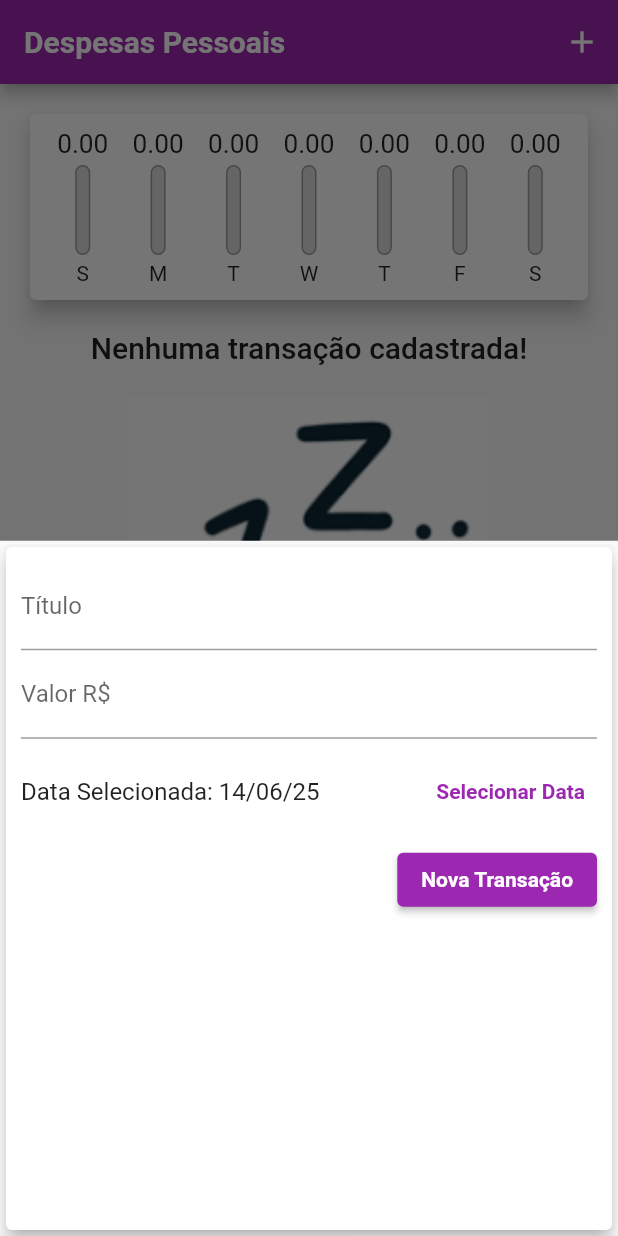
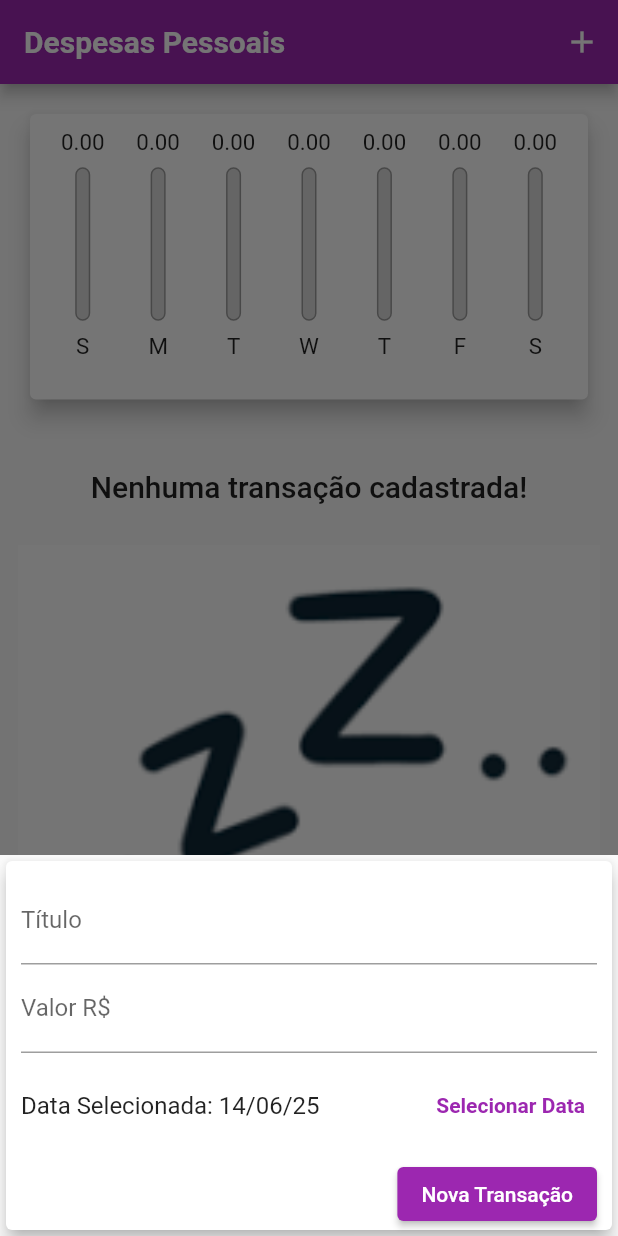
Before and after one commit to andre-r-magalhaes/udemy-flutter-expenses, a Flutter app: the screen it shows after launch, after a tap on the "add" icon, on a phone screen of 412 x 824 dp. Run offline on Flutter 3.47's test engine with Material 2 defaults, Android fonts, the phone set to English and light mode, and no system bars; Roboto replaces fonts that are missing (OpenSans).

Commit message:
quinto módulo

```diff
--- /dev/null
+++ b/lib/components/adaptative_button.dart
@@ -0,0 +1,32 @@
+import 'dart:io';
+
+import 'package:flutter/cupertino.dart';
+import 'package:flutter/material.dart';
+
+class AdaptativeButton extends StatelessWidget {
+  final String label;
+  final Function() onPressed;
+
+  const AdaptativeButton({
+    Key? key,
+    required this.label,
+    required this.onPressed,
+  }) : super(key: key);
+
+  @override
+  Widget build(BuildContext context) {
+    return Platform.isIOS
+        ? CupertinoButton(
+            child: Text(label),
+            onPressed: onPressed,
+          )
+        : ElevatedButton(
+            style: ElevatedButton.styleFrom(
+              foregroundColor: Theme.of(context).colorScheme.onPrimary,
+              backgroundColor: Theme.of(context).colorScheme.primary,
+            ),
+            child: Text(label),
+            onPressed: onPressed,
+          );
+  }
+}
--- a/lib/components/chart.dart
+++ b/lib/components/chart.dart
@@ -37,6 +37,8 @@ class Chart extends StatelessWidget {
 
   @override
   Widget build(BuildContext context) {
+    final availableHeight = MediaQuery.of(context).size.height * 0.3;
+
     return Card(
       elevation: 6,
       margin: EdgeInsets.all(20),
--- a/lib/components/chart_bar.dart
+++ b/lib/components/chart_bar.dart
@@ -14,18 +14,21 @@ class ChartBar extends StatelessWidget {
 
   @override
   Widget build(BuildContext context) {
-    return Column(children: <Widget>[
+    return LayoutBuilder(
+      builder: (ctx, constraints) {
+        return Column(
+          children: <Widget>[
             Container(
-        height: 20,
+              height: constraints.maxHeight * 0.10,
               child: FittedBox(
                 child: Text(spendingAmount.toStringAsFixed(2)),
               ),
             ),
             SizedBox(
-        height: 4,
+              height: constraints.maxHeight * 0.05,
             ),
             Container(
-        height: 60,
+              height: constraints.maxHeight * 0.6,
               width: 10,
               child: Stack(
                 alignment: Alignment.bottomCenter,
@@ -53,9 +56,15 @@ class ChartBar extends StatelessWidget {
               ),
             ),
             SizedBox(
-        height: 4,
+              height: constraints.maxHeight * 0.05,
             ),
-      Text(label),
-    ]);
+            Container(
+              height: constraints.maxHeight * 0.10,
+              child: FittedBox(child: Text(label)),
+            ),
+          ],
+        );
+      },
+    );
   }
 }
--- a/lib/components/transaction_form.dart
+++ b/lib/components/transaction_form.dart
@@ -1,3 +1,6 @@
+import 'dart:collection';
+
+import 'package:expenses/components/adaptative_button.dart';
 import 'package:flutter/material.dart';
 import 'package:intl/intl.dart';
 
@@ -45,10 +48,16 @@ class _TransactionFormState extends State<TransactionForm> {
 
   @override
   Widget build(BuildContext context) {
-    return Card(
+    return SingleChildScrollView(
+      child: Card(
         elevation: 5,
         child: Padding(
-        padding: const EdgeInsets.all(10),
+          padding: EdgeInsets.only(
+            left: 10,
+            right: 10,
+            top: 10,
+            bottom: MediaQuery.of(context).viewInsets.bottom,
+          ),
           child: Column(
             children: <Widget>[
               TextField(
@@ -99,24 +108,14 @@ class _TransactionFormState extends State<TransactionForm> {
               Row(
                 mainAxisAlignment: MainAxisAlignment.end,
                 children: [
-                ElevatedButton(
-                  style: ElevatedButton.styleFrom(
-                    foregroundColor: Colors.white,
-                    backgroundColor: Theme.of(context).primaryColor,
-                    textStyle: TextStyle(
-                      fontWeight: FontWeight.bold,
-                    ),
-                  ),
-                  onPressed: _submitForm,
-                  child: Text(
-                    'Nova Transação',
-                  ),
-                ),
+                  AdaptativeButton(
+                      label: "Nova Transação", onPressed: _submitForm)
                 ],
               )
             ],
           ),
         ),
+      ),
     );
   }
 }
--- a/lib/components/transaction_list.dart
+++ b/lib/components/transaction_list.dart
@@ -10,25 +10,26 @@ class TransactionList extends StatelessWidget {
 
   @override
   Widget build(BuildContext context) {
-    return Container(
-      height: 430,
-      child: transactions.isEmpty
-          ? Column(
+    return transactions.isEmpty
+        ? LayoutBuilder(builder: (ctx, constraints) {
+            return Column(
               children: <Widget>[
+                SizedBox(height: constraints.maxHeight * 0.05),
                 Text(
                   'Nenhuma transação cadastrada!',
                   style: Theme.of(context).textTheme.titleLarge,
                 ),
-                SizedBox(height: 20.0),
+                SizedBox(height: constraints.maxHeight * 0.05),
                 Container(
-                  height: 200,
+                  height: constraints.maxHeight * 0.6,
                   child: Image.asset(
                     'assets/images/waiting.png',
                     fit: BoxFit.cover,
                   ),
                 )
               ],
-            )
+            );
+          })
         : ListView.builder(
             itemCount: transactions.length,
             itemBuilder: (ctx, index) {
@@ -59,52 +60,24 @@ class TransactionList extends StatelessWidget {
                   subtitle: Text(
                     DateFormat('d MMM y').format(tr.date),
                   ),
-                    trailing: IconButton(
+                  trailing: MediaQuery.of(context).size.width > 480
+                      ? TextButton.icon(
+                          icon: Icon(Icons.delete,
+                              color: Theme.of(context).colorScheme.error),
+                          label: Text(
+                            'Excluir',
+                            style: TextStyle(
+                                color: Theme.of(context).colorScheme.error),
+                          ),
+                          onPressed: () => onRemove(tr.id),
+                        )
+                      : IconButton(
                           icon: Icon(Icons.delete),
-                      color: Theme.of(context).errorColor,
+                          color: Theme.of(context).colorScheme.error,
                           onPressed: () => onRemove(tr.id),
                         ),
                 ),
               );
-                /* return Card(
-                  child: Row(
-                    children: <Widget>[
-                      Container(
-                        margin:
-                            EdgeInsets.symmetric(horizontal: 15, vertical: 10),
-                        decoration: BoxDecoration(
-                          border: Border.all(
-                            color: Theme.of(context).primaryColor,
-                            width: 2,
-                          ),
-                        ),
-                        padding: EdgeInsets.all(10),
-                        child: Text(
-                          'R\$ ${tr.value.toStringAsFixed(2)}',
-                          style: TextStyle(
-                              fontWeight: FontWeight.bold,
-                              fontSize: 20,
-                              color: Theme.of(context).primaryColor),
-                        ),
-                      ),
-                      Column(
-                        crossAxisAlignment: CrossAxisAlignment.start,
-                        children: <Widget>[
-                          Text(
-                            tr.title,
-                            style: Theme.of(context).textTheme.titleLarge,
-                          ),
-                          Text(
-                            style: TextStyle(color: Colors.grey),
-                            DateFormat('d MMM y').format(tr.date),
-                          )
-                        ],
-                      )
-                    ],
-                  ),
-                ); */
-              },
-            ),
-    );
+            });
   }
 }
--- a/lib/main.dart
+++ b/lib/main.dart
@@ -1,9 +1,12 @@
+import 'dart:io';
 import 'dart:math';
 
 import 'package:expenses/components/transaction_form.dart';
 import 'package:expenses/components/transaction_list.dart';
 import 'package:expenses/models/transaction.dart';
+import 'package:flutter/cupertino.dart';
 import 'package:flutter/material.dart';
+import 'package:flutter/services.dart';
 
 import 'components/chart.dart';
 
@@ -14,6 +17,12 @@ class ExpensesApp extends StatelessWidget {
 
   @override
   Widget build(BuildContext context) {
+    SystemChrome.setPreferredOrientations([
+      DeviceOrientation.portraitUp,
+      DeviceOrientation.portraitDown,
+      DeviceOrientation.landscapeLeft,
+      DeviceOrientation.landscapeRight,
+    ]);
     return MaterialApp(
       home: MyHomePage(),
       theme: ThemeData(
@@ -57,33 +66,8 @@ class MyHomePage extends StatefulWidget {
 }
 
 class _MyHomePageState extends State<MyHomePage> {
-  final List<Transaction> _transactions = [
-    /* Transaction(
-        id: 't1',
-        title: 'Novo Tênis de corrida',
-        value: 310.76,
-        date: DateTime.now().subtract(Duration(days: 3))),
-    Transaction(
-        id: 't2',
-        title: 'Cartão',
-        value: 1500.00,
-        date: DateTime.now().subtract(Duration(days: 2))),
-    Transaction(
-        id: 't3',
-        title: 'Conta de luz',
-        value: 211.30,
-        date: DateTime.now().subtract(Duration(days: 1))),
-    Transaction(
-        id: 't4',
-        title: 'Água',
-        value: 120.19,
-        date: DateTime.now().subtract(Duration(days: 0))),
-    Transaction(
-        id: 't5',
-        title: 'Gás',
-        value: 80.00,
-        date:  DateTime.now().subtract(Duration(days: 4))),*/
-  ];
+  final List<Transaction> _transactions = [];
+  bool _showChart = false;
 
   List<Transaction> get _recentTransactions {
     return _transactions.where((tr) {
@@ -124,32 +108,85 @@ class _MyHomePageState extends State<MyHomePage> {
         });
   }
 
+  Widget _getIconButton(IconData icon, Function() fn) {
+    return Platform.isIOS
+        ? GestureDetector(onTap: fn, child: Icon(icon))
+        : IconButton(icon: Icon(icon), onPressed: fn);
+  }
+
   @override
   Widget build(BuildContext context) {
-    return Scaffold(
-      appBar: AppBar(
+    final mediaQuery = MediaQuery.of(context);
+    bool _isLandscape = mediaQuery.orientation == Orientation.landscape;
+
+    final actions = <Widget>[
+      if (_isLandscape)
+        _getIconButton(
+          _showChart ? Icons.list : Icons.show_chart,
+          () {
+            setState(() {
+              _showChart = !_showChart;
+            });
+          },
+        ),
+      _getIconButton(
+        Icons.add,
+        () => _openTransactionFormModal(context),
+      ),
+    ];
+
+    final appBar = AppBar(
       title: Text('Despesas Pessoais'),
-        actions: [
-          IconButton(
-            onPressed: () => _openTransactionFormModal(context),
-            icon: Icon(Icons.add),
+      titleTextStyle: TextStyle(
+        fontFamily: 'OpenSans',
+        fontSize: 20.0 * mediaQuery.textScaleFactor,
+        fontWeight: FontWeight.w700,
       ),
-        ],
-      ),
-      body: SingleChildScrollView(
+      actions: actions,
+    );
+    final availableHeight = mediaQuery.size.height -
+        appBar.preferredSize.height -
+        mediaQuery.padding.top;
+
+    final bodyPage = SingleChildScrollView(
       child: Column(
         crossAxisAlignment: CrossAxisAlignment.stretch,
         children: <Widget>[
-            Chart(recentTransactions: _recentTransactions),
-            TransactionList(_transactions, _deleteTransaction),
+          if (_showChart || !_isLandscape)
+            Container(
+                height: _isLandscape
+                    ? availableHeight * 0.8
+                    : availableHeight * 0.3,
+                child: Chart(recentTransactions: _recentTransactions)),
+          if (!_showChart || !_isLandscape)
+            Container(
+                height:
+                    _isLandscape ? availableHeight * 1 : availableHeight * 0.7,
+                child: TransactionList(_transactions, _deleteTransaction)),
         ],
       ),
+    );
+
+    return Platform.isIOS
+        ? CupertinoPageScaffold(
+            navigationBar: CupertinoNavigationBar(
+              middle: Text('Despesas Pessoais'),
+              trailing: Row(
+                mainAxisSize: MainAxisSize.min,
+                children: actions,
               ),
+            ),
+            child: bodyPage,
+          )
+        : Scaffold(
+            appBar: appBar,
+            body: bodyPage,
             floatingActionButton: FloatingActionButton(
               child: Icon(Icons.add),
               onPressed: () => _openTransactionFormModal(context),
             ),
-      floatingActionButtonLocation: FloatingActionButtonLocation.centerFloat,
+            floatingActionButtonLocation:
+                FloatingActionButtonLocation.centerFloat,
           );
   }
 }
```
Lines whose indentation alone changed are shown as unchanged.
